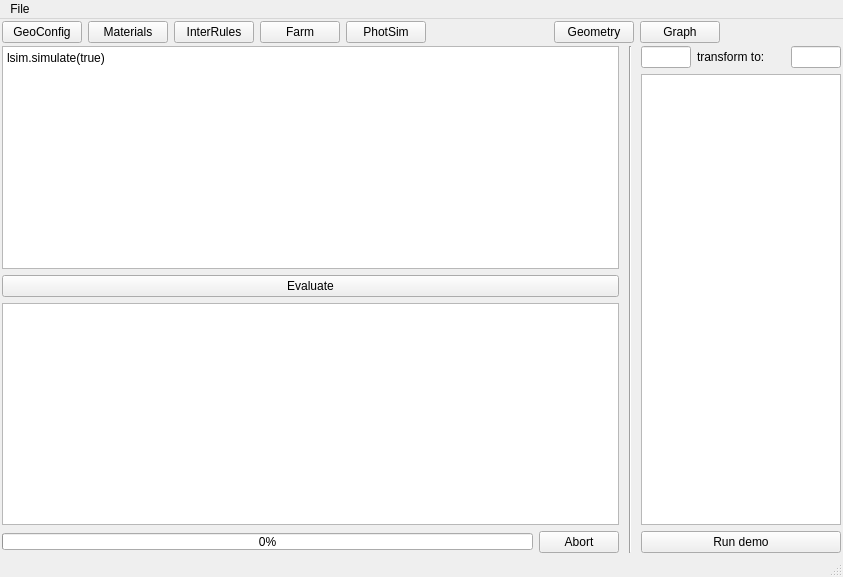
Above: ants3bundle/src/ants3/gui/mainwindow.ui from andrmor/ANTS3bundle before the change. Below: the same form after it.
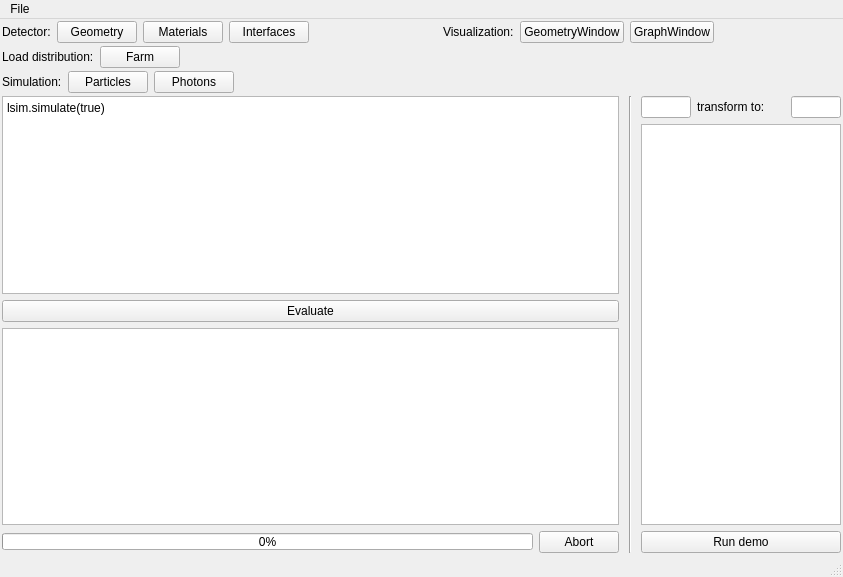
That is the form after the change.

The edit to the form file:
```diff
--- a/ants3bundle/src/ants3/gui/mainwindow.ui
+++ b/ants3bundle/src/ants3/gui/mainwindow.ui
@@ -31,11 +31,21 @@
      <number>2</number>
     </property>
     <item>
-     <layout class="QHBoxLayout" name="horizontalLayout_4">
+     <layout class="QHBoxLayout" name="horizontalLayout_5">
+      <property name="topMargin">
+       <number>0</number>
+      </property>
+      <item>
+       <widget class="QLabel" name="label_2">
+        <property name="text">
+         <string>Detector:</string>
+        </property>
+       </widget>
+      </item>
       <item>
        <widget class="QPushButton" name="pbGeometry">
         <property name="text">
-         <string>GeoConfig</string>
+         <string>Geometry</string>
         </property>
        </widget>
       </item>
@@ -49,7 +59,68 @@
       <item>
        <widget class="QPushButton" name="pbInterfaceRules">
         <property name="text">
-         <string>InterRules</string>
+         <string>Interfaces</string>
+        </property>
+       </widget>
+      </item>
+      <item>
+       <spacer name="horizontalSpacer_3">
+        <property name="orientation">
+         <enum>Qt::Horizontal</enum>
+        </property>
+        <property name="sizeHint" stdset="0">
+         <size>
+          <width>40</width>
+          <height>20</height>
+         </size>
+        </property>
+       </spacer>
+      </item>
+      <item>
+       <widget class="QLabel" name="label_5">
+        <property name="text">
+         <string>Visualization:</string>
+        </property>
+       </widget>
+      </item>
+      <item>
+       <widget class="QPushButton" name="pbGeoWin">
+        <property name="text">
+         <string>GeometryWindow</string>
+        </property>
+       </widget>
+      </item>
+      <item>
+       <widget class="QPushButton" name="pbGraphWin">
+        <property name="text">
+         <string>GraphWindow</string>
+        </property>
+       </widget>
+      </item>
+      <item>
+       <spacer name="horizontalSpacer">
+        <property name="orientation">
+         <enum>Qt::Horizontal</enum>
+        </property>
+        <property name="sizeHint" stdset="0">
+         <size>
+          <width>40</width>
+          <height>20</height>
+         </size>
+        </property>
+       </spacer>
+      </item>
+     </layout>
+    </item>
+    <item>
+     <layout class="QHBoxLayout" name="horizontalLayout_6">
+      <property name="topMargin">
+       <number>0</number>
+      </property>
+      <item>
+       <widget class="QLabel" name="label_3">
+        <property name="text">
+         <string>Load distribution:</string>
         </property>
        </widget>
       </item>
@@ -61,9 +132,40 @@
        </widget>
       </item>
       <item>
+       <spacer name="horizontalSpacer_4">
+        <property name="orientation">
+         <enum>Qt::Horizontal</enum>
+        </property>
+        <property name="sizeHint" stdset="0">
+         <size>
+          <width>40</width>
+          <height>20</height>
+         </size>
+        </property>
+       </spacer>
+      </item>
+     </layout>
+    </item>
+    <item>
+     <layout class="QHBoxLayout" name="horizontalLayout_4">
+      <item>
+       <widget class="QLabel" name="label_4">
+        <property name="text">
+         <string>Simulation:</string>
+        </property>
+       </widget>
+      </item>
+      <item>
+       <widget class="QPushButton" name="pbParticleSim">
+        <property name="text">
+         <string>Particles</string>
+        </property>
+       </widget>
+      </item>
+      <item>
        <widget class="QPushButton" name="pbPhotSim">
         <property name="text">
-         <string>PhotSim</string>
+         <string>Photons</string>
         </property>
        </widget>
       </item>
@@ -74,34 +176,7 @@
         </property>
         <property name="sizeHint" stdset="0">
          <size>
-          <width>40</width>
-          <height>20</height>
-         </size>
-        </property>
-       </spacer>
-      </item>
-      <item>
-       <widget class="QPushButton" name="pbGeoWin">
-        <property name="text">
-         <string>Geometry</string>
-        </property>
-       </widget>
-      </item>
-      <item>
-       <widget class="QPushButton" name="pbGraphWin">
-        <property name="text">
-         <string>Graph</string>
-        </property>
-       </widget>
-      </item>
-      <item>
-       <spacer name="horizontalSpacer">
-        <property name="orientation">
-         <enum>Qt::Horizontal</enum>
-        </property>
-        <property name="sizeHint" stdset="0">
-         <size>
-          <width>40</width>
+          <width>6</width>
           <height>20</height>
          </size>
         </property>
```
